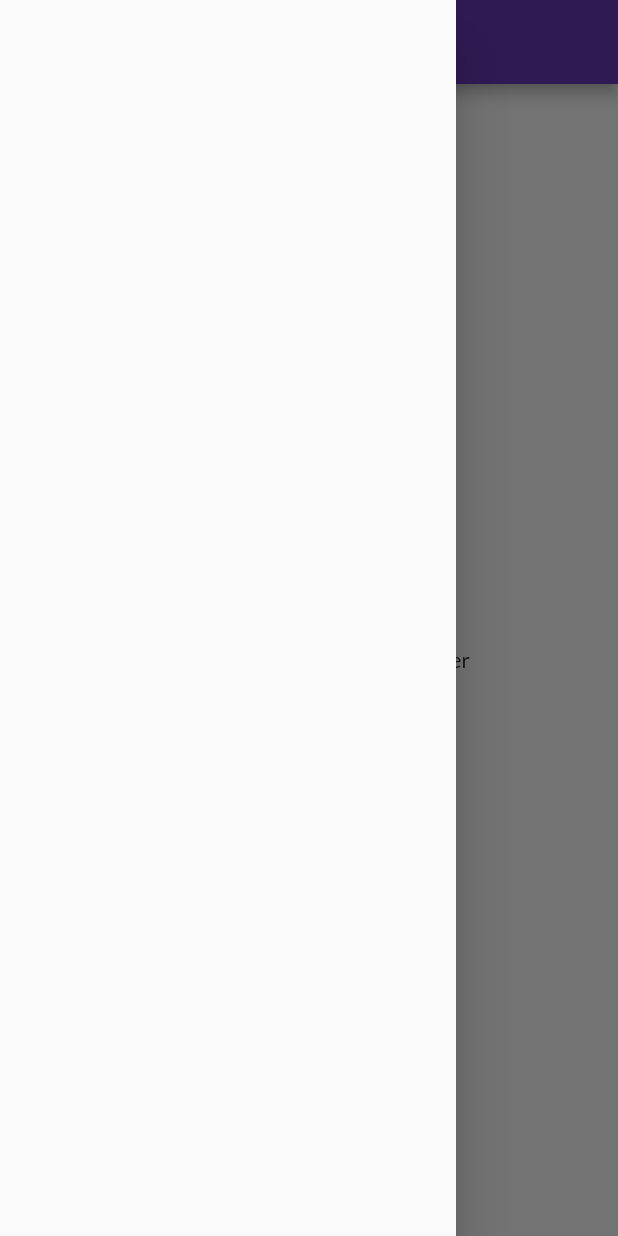
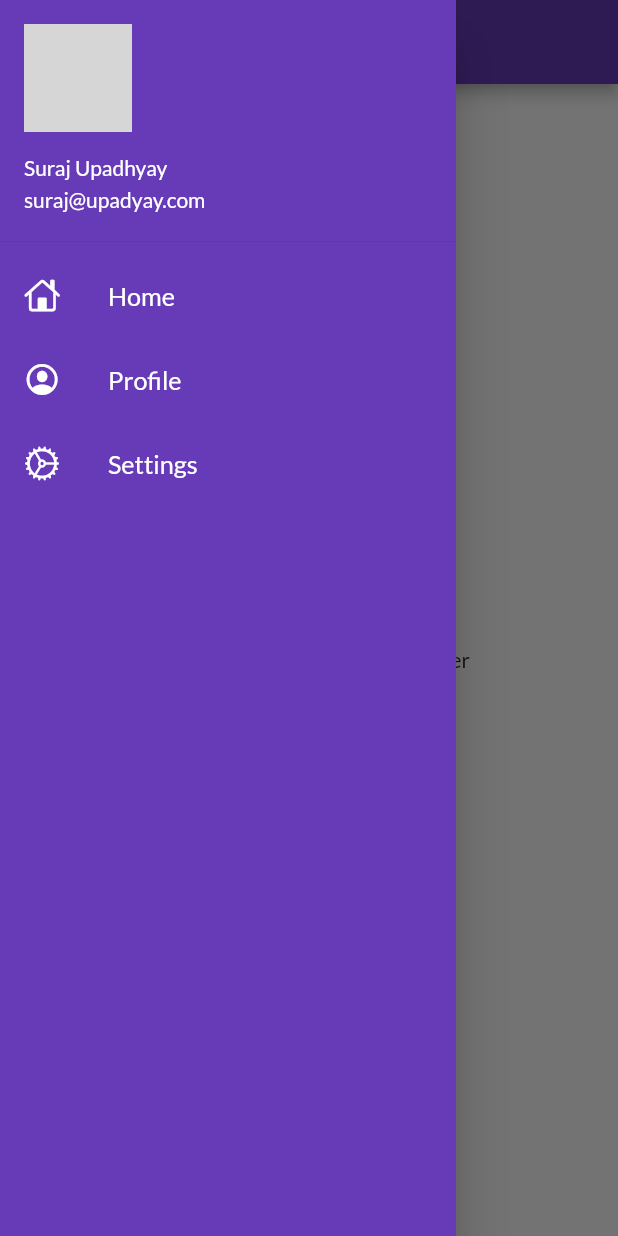
Before and after one commit to Suraj-Upadhyay/flutter-learning-project, a Flutter app: the HomePage screen opened by its route, with the side drawer open, on a phone screen of 412 x 824 dp. Run offline on Flutter 3.47's test engine with Material 2 defaults, Android fonts, the phone set to English and light mode, and no system bars; our stand-ins replace google_fonts; network calls fail; grey boxes are pictures that could not be loaded.

Commit message:
Day 8: Drawer

```diff
--- a/lib/main.dart
+++ b/lib/main.dart
@@ -15,6 +15,7 @@ class MyApp extends StatelessWidget {
   Widget build(BuildContext context) {
     return MaterialApp(
       themeMode: ThemeMode.light,
+      debugShowCheckedModeBanner: false,
       theme: ThemeData(
         primarySwatch: Colors.deepPurple,
         fontFamily: GoogleFonts.lato().fontFamily,
--- a/lib/pages/home_page.dart
+++ b/lib/pages/home_page.dart
@@ -1,4 +1,7 @@
+// ignore_for_file: prefer_const_constructors
+
 import "package:flutter/material.dart";
+import 'package:learning_project/widgets/drawer.dart';
 
 class HomePage extends StatelessWidget {
   const HomePage({Key? key}) : super(key: key);
@@ -16,7 +19,7 @@ class HomePage extends StatelessWidget {
           child: Text("Welcome $name to $days days of flutter"),
         ),
       ),
-      drawer: const Drawer(),
+      drawer: MyDrawer(),
     );
   }
 }
--- a/lib/pages/login_page.dart
+++ b/lib/pages/login_page.dart
@@ -41,7 +41,7 @@ class _LoginPageState extends State<LoginPage> {
                 height: 30,
               ),
               Image.asset(
-                "assets/images/secure_login.png",
+                "assets/images/hey_image.png",
                 fit: BoxFit.cover,
               ),
               const SizedBox(
--- /dev/null
+++ b/lib/widgets/drawer.dart
@@ -0,0 +1,57 @@
+// ignore_for_file: prefer_const_constructors
+
+import 'package:flutter/cupertino.dart';
+import 'package:flutter/material.dart';
+
+class MyDrawer extends StatelessWidget {
+  const MyDrawer({Key? key}) : super(key: key);
+  final String imageUrl =
+      "https://pbs.twimg.com/profile_images/1377531663459049473/90Oy7Se-_400x400.jpg";
+
+  @override
+  Widget build(BuildContext context) {
+    return Drawer(
+      child: Container(
+        color: Colors.deepPurple,
+        child: ListView(
+          children: [
+            UserAccountsDrawerHeader(
+              accountName: Text("Suraj Upadhyay"),
+              accountEmail: Text("suraj@upadyay.com"),
+              currentAccountPicture: CircleAvatar(
+                backgroundImage: NetworkImage(imageUrl),
+              ),
+            ),
+            ListTile(
+              leading: Icon(CupertinoIcons.home),
+              iconColor: Colors.white,
+              title: Text(
+                "Home",
+                style: TextStyle(color: Colors.white),
+                textScaleFactor: 1.2,
+              ),
+            ),
+            ListTile(
+              leading: Icon(CupertinoIcons.profile_circled),
+              iconColor: Colors.white,
+              title: Text(
+                "Profile",
+                style: TextStyle(color: Colors.white),
+                textScaleFactor: 1.2,
+              ),
+            ),
+            ListTile(
+              leading: Icon(CupertinoIcons.settings),
+              iconColor: Colors.white,
+              title: Text(
+                "Settings",
+                style: TextStyle(color: Colors.white),
+                textScaleFactor: 1.2,
+              ),
+            ),
+          ],
+        ),
+      ),
+    );
+  }
+}
```
Also changed, not shown: assets/images/hey_image.png (added).
